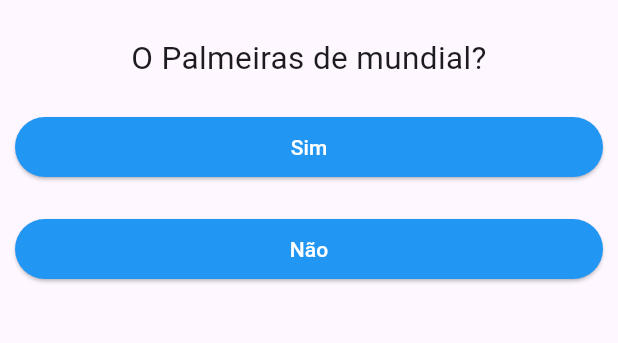
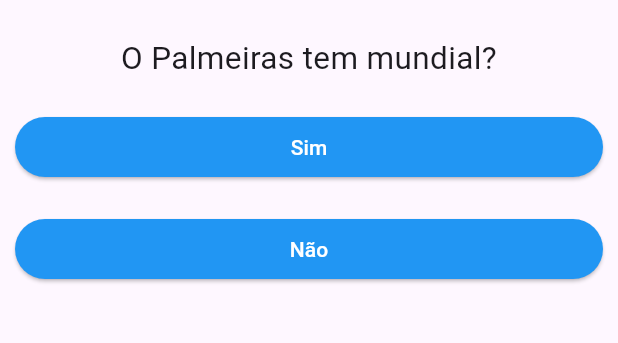
Before and after one commit to DiegoRodrigues8800/perguntados, a Flutter app: the screen it shows after launch, after a tap on "Gremio", after a tap on "Cachorro", on a phone screen of 412 x 824 dp, the part 63-406 px from its top. Run offline on Flutter 3.47's test engine with Material 3 defaults, Android fonts, the phone set to English and light mode, and no system bars.

Commit message:
v0.0.0.2

```diff
--- a/lib/main.dart
+++ b/lib/main.dart
@@ -34,7 +34,7 @@
       ],
     },
     {
-      "texto": "O Palmeiras de mundial?",
+      "texto": "O Palmeiras tem mundial?",
       "respostas": [
         {"texto": "Sim", "pontuacao": 1},
         {"texto": "Não", "pontuacao": 10},
```
Also changed, not shown: lib/resultado.dart (+12 -3 lines).
